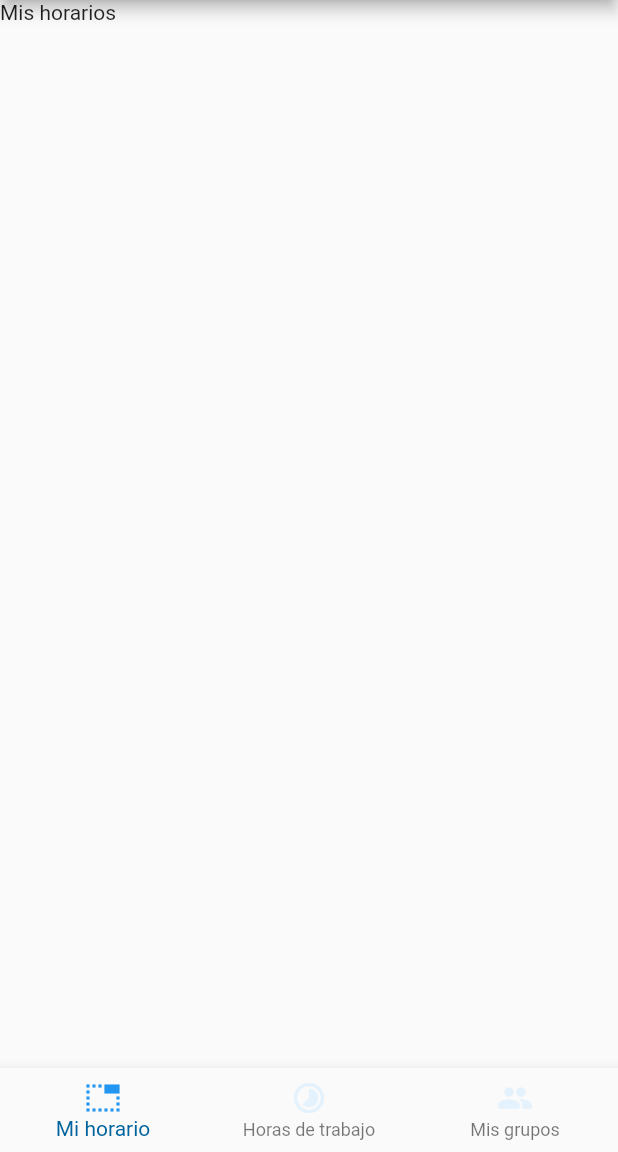
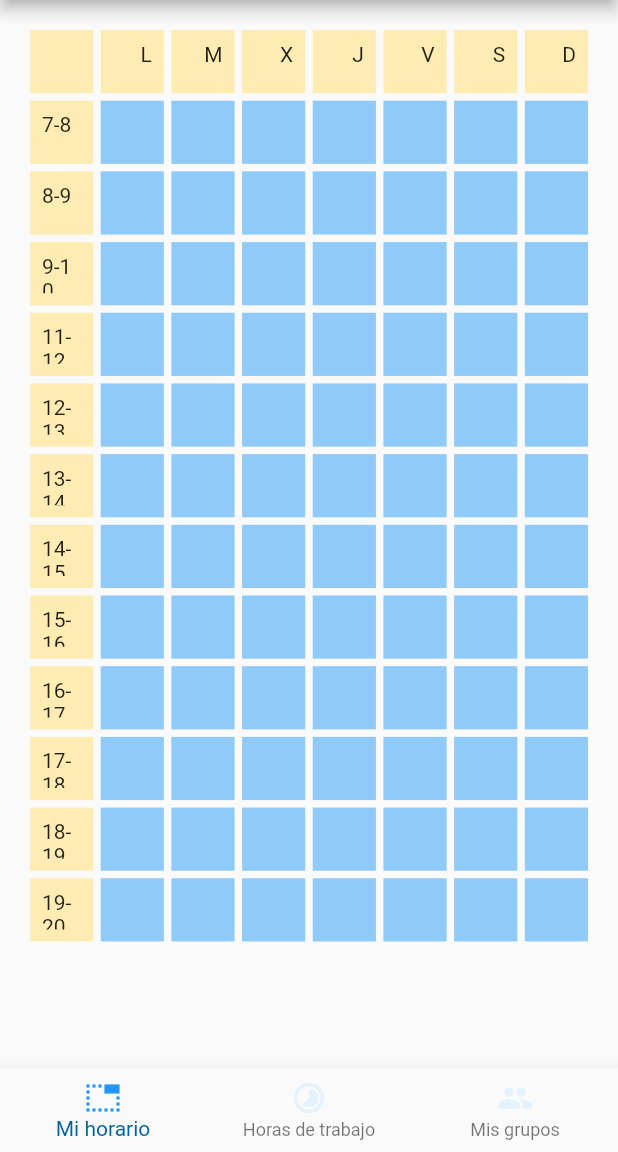
Before and after one commit to OppositeDragon/programador_reuniones_flutter, a Flutter app: the Dashboard screen opened by its route, on a phone screen of 412 x 824 dp, the part 84-1236 px from its top. Run offline on Flutter 3.47's test engine with Material 2 defaults, Android fonts, the phone set to English and light mode, and no system bars; our stand-ins replace firebase_core, flutter_riverpod, go_router; accounts and stored records are empty.

Commit message:
Generación procedural de la tabla de horario

```diff
--- a/lib/views/login_view.dart
+++ b/lib/views/login_view.dart
@@ -109,7 +109,7 @@ class _LoginViewState extends State<LoginView> {
                       ),
                     const SizedBox(height: 24),
                     ElevatedButton(
-                      onPressed: () => GoRouter.of(context).go('/'),
+                      onPressed: () => GoRouter.of(context).go('/dashboard'),
                       child: Text(isLogin ? 'Iniciar sesion' : 'Crear cuenta'),
                     ),
                     const SizedBox(height: 24),
--- a/lib/widgets/horario_personal_widget.dart
+++ b/lib/widgets/horario_personal_widget.dart
@@ -10,10 +10,74 @@ class HorarioPersonalWidget extends ConsumerStatefulWidget {
 }
 
 class _HorarioPersonalWidgetState extends ConsumerState<HorarioPersonalWidget> {
+  final List<String> dias = ["L", "M", "X", "J", "V", "S", "D"];
+  final List<String> horas = [
+    "7-8",
+    "8-9",
+    "9-10",
+    "11-12",
+    "12-13",
+    "13-14",
+    "14-15",
+    "15-16",
+    "16-17",
+    "17-18",
+    "18-19",
+    "19-20"
+  ];
+  final List<Map<String, bool>> data =
+      List.generate(84, (index) => {UniqueKey().toString(): false});
+
+  List<Widget> generarHorario() {
+    return <Widget>[
+      for (int i = 0; i < dias.length + 1; i++)
+        (i == 0)
+            ? Container(
+                padding: const EdgeInsets.all(8),
+                color: Colors.amber[100],
+                height: 20,
+              )
+            : Container(
+                padding: const EdgeInsets.all(8),
+                color: Colors.amber[100],
+                height: 20,
+                child: Text(dias.elementAt(i - 1),
+                    textDirection: TextDirection.rtl),
+              ),
+      for (int i = 0; i < horas.length; i++)
+        for (int j = 0; j < dias.length + 1; j++)
+          (j == 0)
+              ? Container(
+                  padding: const EdgeInsets.all(8),
+                  color: Colors.amber[100],
+                  height: 20,
+                  child: Text(horas.elementAt(i)),
+                )
+              : Container(
+                  //key: data[j].[],
+                  padding: const EdgeInsets.all(8),
+                  color: Colors.blue[200],
+                  height: 20,
+                  child: GestureDetector(
+                    onTap: changeColor,
+                  ),
+                ),
+    ];
+  }
+
+  void changeColor() {
+    setState(() {});
+  }
+
   @override
   Widget build(BuildContext context) {
-    return Container(
-      child: const Text("Mis horarios"),
+    return GridView.count(
+      primary: false,
+      padding: const EdgeInsets.all(20),
+      crossAxisSpacing: 5,
+      mainAxisSpacing: 5,
+      crossAxisCount: 8,
+      children: generarHorario(),
     );
   }
 }
```
